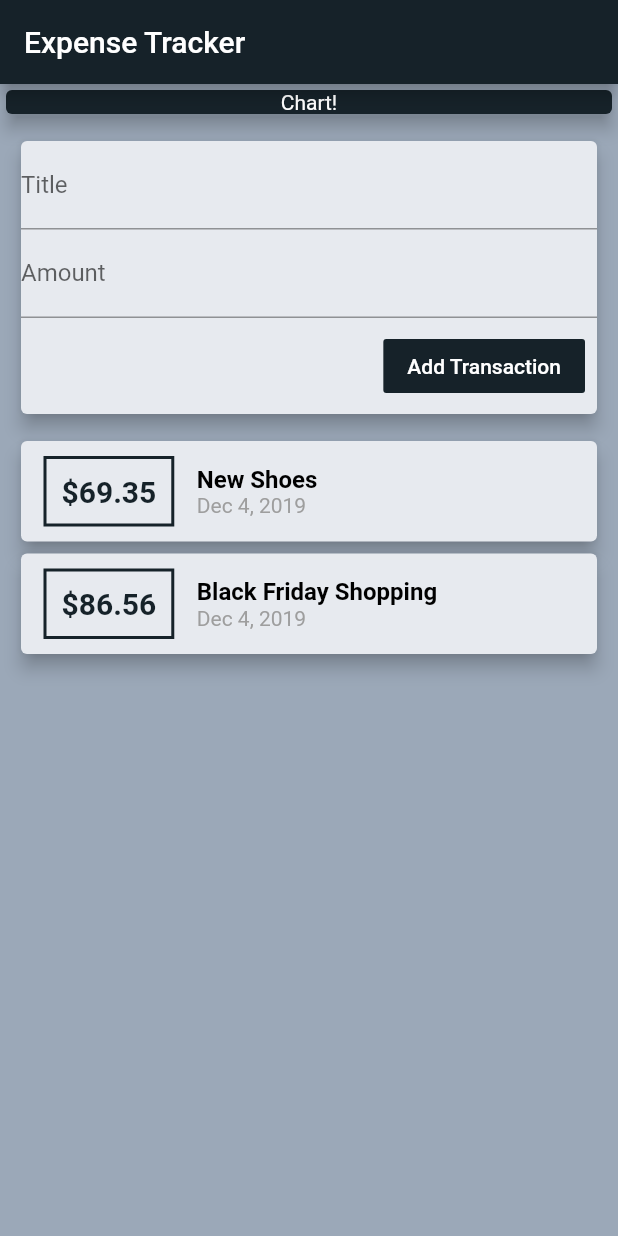
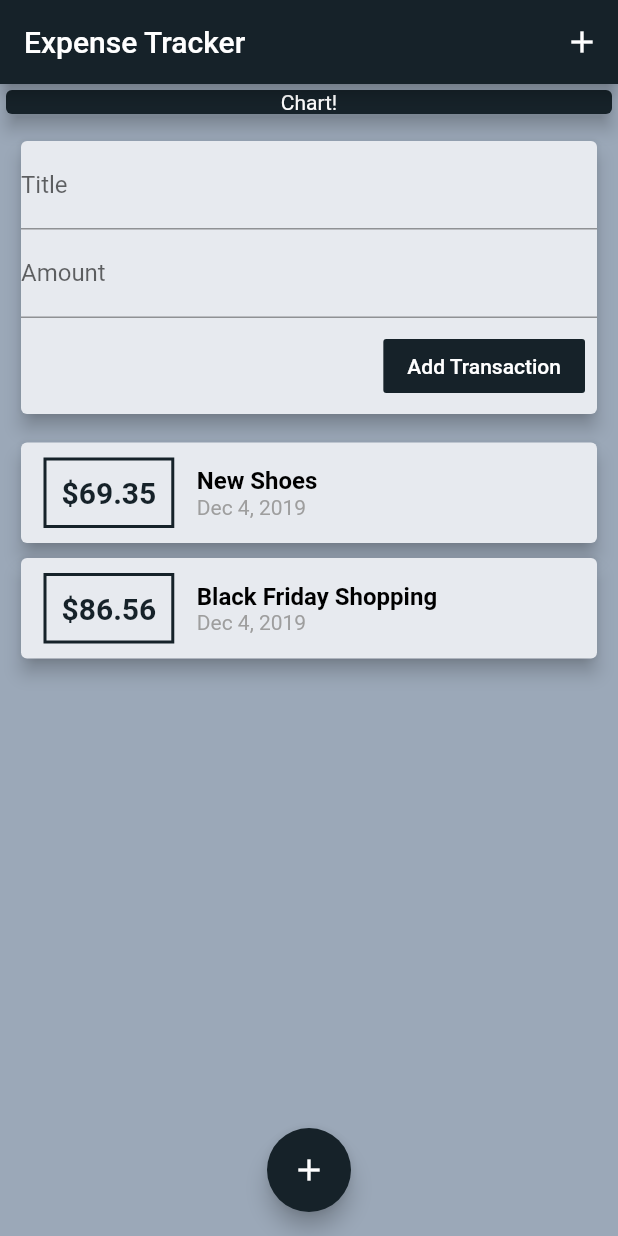
Before and after one commit to SuvrangshuBarua/ExpenseTracker, a Flutter app: the screen it shows after launch, after a tap on "Add Transaction", on a phone screen of 412 x 824 dp. Run offline on Flutter 3.47's test engine with Material 2 defaults, Android fonts, the phone set to English and light mode, and no system bars.

Commit message:
Seventh commit

```diff
--- a/expense_tracker/lib/main.dart
+++ b/expense_tracker/lib/main.dart
@@ -28,6 +28,12 @@ class MyHomePage extends StatelessWidget {
       appBar: AppBar(
         backgroundColor: PrimaryColor,
         title: Text('Expense Tracker'),
+        actions: <Widget>[
+          IconButton(
+            icon: Icon(Icons.add),
+            onPressed: () {},
+          )
+        ],
       ),
       body: SingleChildScrollView(
         child: Column(
@@ -53,6 +59,12 @@ class MyHomePage extends StatelessWidget {
           ],
         ),
       ),
+      floatingActionButtonLocation: FloatingActionButtonLocation.centerFloat,
+      floatingActionButton: FloatingActionButton(
+        backgroundColor: PrimaryColor,
+        child: Icon(Icons.add),
+        onPressed: () {},
+      ),
     );
   }
 }
--- a/expense_tracker/lib/widgets/new_transactions.dart
+++ b/expense_tracker/lib/widgets/new_transactions.dart
@@ -8,6 +8,19 @@ class NewTransaction extends StatelessWidget {
   final amountController = TextEditingController();
 
   NewTransaction(this.addTx);
+  void submitData() {
+    final enteredTitle = titleController.text;
+    final enteredAmount = double.parse(amountController.text);
+
+    if (enteredAmount <= 0 || enteredTitle.isEmpty) {
+      return;
+    }
+    addTx(
+      enteredTitle,
+      enteredAmount,
+    );
+  }
+
   @override
   Widget build(BuildContext context) {
     return Padding(
@@ -21,10 +34,13 @@ class NewTransaction extends StatelessWidget {
             TextField(
               decoration: InputDecoration(labelText: 'Title'),
               controller: titleController,
+              onSubmitted: (_) => submitData(),
             ),
             TextField(
               decoration: InputDecoration(labelText: 'Amount'),
               controller: amountController,
+              keyboardType: TextInputType.number,
+              onSubmitted: (_) => submitData(),
             ),
             Padding(
               padding: const EdgeInsets.all(8.0),
@@ -35,12 +51,7 @@ class NewTransaction extends StatelessWidget {
                   style: TextStyle(color: Colors.white),
                 ),
                 textColor: PrimaryColor,
-                onPressed: () {
-                  addTx(
-                    titleController.text,
-                    double.parse(amountController.text),
-                  );
-                },
+                onPressed: submitData,
               ),
             )
           ],
--- a/expense_tracker/lib/widgets/transaction_list.dart
+++ b/expense_tracker/lib/widgets/transaction_list.dart
@@ -11,19 +11,12 @@ class TransactionList extends StatelessWidget {
   @override
   Widget build(BuildContext context) {
     return Container(
-      width: 500,
-      child: SingleChildScrollView(
-        child: Column(
-          children: transactions.map((tx) {
+      height: 300,
+      child: ListView.builder(
+        itemBuilder: (ctx, index) {
           return Padding(
-              padding: const EdgeInsets.symmetric(
-                vertical: 0,
-                horizontal: 10,
-              ),
+            padding: const EdgeInsets.symmetric(vertical: 1, horizontal: 10),
             child: Card(
-                // shape: RoundedRectangleBorder(
-                //   borderRadius: BorderRadius.circular(0),
-                // ),
               color: Color(0xffe7eaef),
               child: Row(
                 children: <Widget>[
@@ -40,7 +33,7 @@ class TransactionList extends StatelessWidget {
                     ),
                     padding: EdgeInsets.all(10),
                     child: Text(
-                        '\$${tx.amount}',
+                      '\$${transactions[index].amount.toStringAsFixed(2)}',
                       style: TextStyle(
                           fontWeight: FontWeight.bold,
                           fontSize: 20,
@@ -51,7 +44,7 @@ class TransactionList extends StatelessWidget {
                     crossAxisAlignment: CrossAxisAlignment.start,
                     children: <Widget>[
                       Text(
-                          tx.title,
+                        transactions[index].title,
                         style: TextStyle(
                           color: Colors.black,
                           fontSize: 16,
@@ -59,7 +52,7 @@ class TransactionList extends StatelessWidget {
                         ),
                       ),
                       Text(
-                          DateFormat.yMMMd().format(tx.date),
+                        DateFormat.yMMMd().format(transactions[index].date),
                         style: TextStyle(color: Colors.grey),
                       ),
                     ],
@@ -69,8 +62,8 @@ class TransactionList extends StatelessWidget {
               elevation: 5,
             ),
           );
-          }).toList(),
-        ),
+        },
+        itemCount: transactions.length,
       ),
     );
   }
```
Lines whose indentation alone changed are shown as unchanged.
